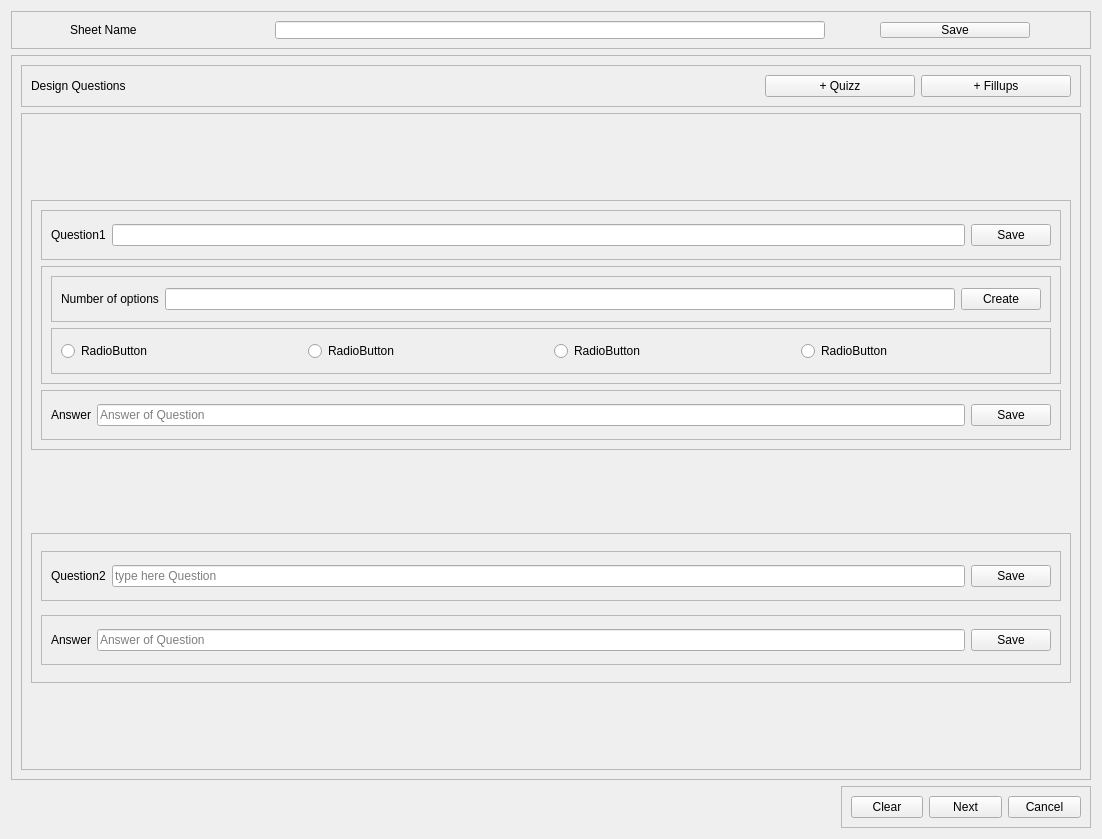
Before: the Qt Designer form UI/sheet_design.ui in SATYAM9717069261/Quizz_Maker, drawn with Qt 5.
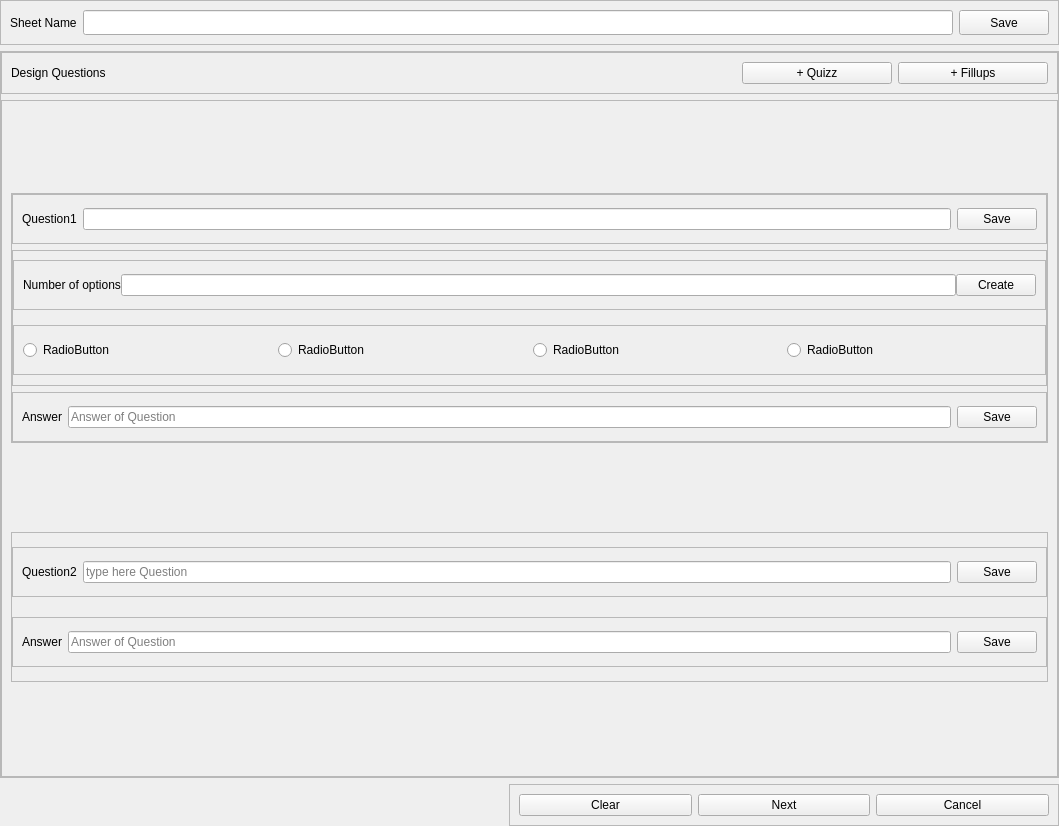
After: the same form once the commit is applied.

Commit message: Fix Designing Issue

What changed in the file:
```diff
--- a/UI/sheet_design.ui
+++ b/UI/sheet_design.ui
@@ -2,12 +2,18 @@
 <ui version="4.0">
  <class>Frame</class>
  <widget class="QFrame" name="Frame">
+  <property name="windowModality">
+   <enum>Qt::ApplicationModal</enum>
+  </property>
+  <property name="enabled">
+   <bool>true</bool>
+  </property>
   <property name="geometry">
    <rect>
     <x>0</x>
     <y>0</y>
-    <width>1102</width>
-    <height>839</height>
+    <width>1059</width>
+    <height>826</height>
    </rect>
   </property>
   <property name="minimumSize">
@@ -23,6 +29,18 @@
    <string notr="true"/>
   </property>
   <layout class="QVBoxLayout" name="verticalLayout">
+   <property name="leftMargin">
+    <number>0</number>
+   </property>
+   <property name="topMargin">
+    <number>0</number>
+   </property>
+   <property name="rightMargin">
+    <number>0</number>
+   </property>
+   <property name="bottomMargin">
+    <number>0</number>
+   </property>
    <item>
     <widget class="QFrame" name="frame">
      <property name="maximumSize">
@@ -44,12 +62,21 @@
      <layout class="QHBoxLayout" name="horizontalLayout">
       <item>
        <widget class="QLabel" name="label">
+        <property name="minimumSize">
+         <size>
+          <width>0</width>
+          <height>25</height>
+         </size>
+        </property>
         <property name="maximumSize">
          <size>
           <width>150</width>
           <height>16777215</height>
          </size>
         </property>
+        <property name="layoutDirection">
+         <enum>Qt::LeftToRight</enum>
+        </property>
         <property name="text">
          <string>Sheet Name</string>
         </property>
@@ -57,9 +84,15 @@
       </item>
       <item>
        <widget class="QLineEdit" name="lineEdit">
+        <property name="minimumSize">
+         <size>
+          <width>0</width>
+          <height>25</height>
+         </size>
+        </property>
         <property name="maximumSize">
          <size>
-          <width>550</width>
+          <width>16777215</width>
           <height>16777215</height>
          </size>
         </property>
@@ -67,10 +100,16 @@
       </item>
       <item>
        <widget class="QPushButton" name="pushButton">
+        <property name="minimumSize">
+         <size>
+          <width>90</width>
+          <height>25</height>
+         </size>
+        </property>
         <property name="maximumSize">
          <size>
           <width>150</width>
-          <height>16777215</height>
+          <height>60</height>
          </size>
         </property>
         <property name="text">
@@ -93,6 +132,18 @@
       <enum>QFrame::Raised</enum>
      </property>
      <layout class="QVBoxLayout" name="verticalLayout_2">
+      <property name="leftMargin">
+       <number>0</number>
+      </property>
+      <property name="topMargin">
+       <number>0</number>
+      </property>
+      <property name="rightMargin">
+       <number>0</number>
+      </property>
+      <property name="bottomMargin">
+       <number>0</number>
+      </property>
       <item>
        <widget class="QFrame" name="frame_4">
         <property name="styleSheet">
@@ -151,8 +202,8 @@
           <rect>
            <x>0</x>
            <y>0</y>
-           <width>1062</width>
-           <height>650</height>
+           <width>1055</width>
+           <height>669</height>
           </rect>
          </property>
          <layout class="QVBoxLayout" name="verticalLayout_3">
@@ -164,6 +215,9 @@
               <height>250</height>
              </size>
             </property>
+            <property name="styleSheet">
+             <string notr="true"/>
+            </property>
             <property name="frameShape">
              <enum>QFrame::StyledPanel</enum>
             </property>
@@ -171,6 +225,18 @@
              <enum>QFrame::Raised</enum>
             </property>
             <layout class="QVBoxLayout" name="verticalLayout_4">
+             <property name="leftMargin">
+              <number>0</number>
+             </property>
+             <property name="topMargin">
+              <number>0</number>
+             </property>
+             <property name="rightMargin">
+              <number>0</number>
+             </property>
+             <property name="bottomMargin">
+              <number>0</number>
+             </property>
              <item>
               <widget class="QFrame" name="frame_7">
                <property name="maximumSize">
@@ -221,6 +287,18 @@
                 <enum>QFrame::Raised</enum>
                </property>
                <layout class="QVBoxLayout" name="verticalLayout_5">
+                <property name="leftMargin">
+                 <number>0</number>
+                </property>
+                <property name="topMargin">
+                 <number>0</number>
+                </property>
+                <property name="rightMargin">
+                 <number>0</number>
+                </property>
+                <property name="bottomMargin">
+                 <number>0</number>
+                </property>
                 <item>
                  <widget class="QFrame" name="frame_11">
                   <property name="maximumSize">
@@ -236,6 +314,9 @@
                    <enum>QFrame::Raised</enum>
                   </property>
                   <layout class="QHBoxLayout" name="horizontalLayout_5">
+                   <property name="spacing">
+                    <number>0</number>
+                   </property>
                    <item>
                     <widget class="QLabel" name="label_4">
                      <property name="text">
@@ -362,6 +443,18 @@
              <enum>QFrame::Raised</enum>
             </property>
             <layout class="QVBoxLayout" name="verticalLayout_6">
+             <property name="leftMargin">
+              <number>0</number>
+             </property>
+             <property name="topMargin">
+              <number>0</number>
+             </property>
+             <property name="rightMargin">
+              <number>0</number>
+             </property>
+             <property name="bottomMargin">
+              <number>0</number>
+             </property>
              <item>
               <widget class="QFrame" name="frame_12">
                <property name="maximumSize">
@@ -452,10 +545,16 @@
    </item>
    <item>
     <widget class="QFrame" name="frame_3">
+     <property name="minimumSize">
+      <size>
+       <width>0</width>
+       <height>0</height>
+      </size>
+     </property>
      <property name="maximumSize">
       <size>
-       <width>250</width>
-       <height>50</height>
+       <width>550</width>
+       <height>90</height>
       </size>
      </property>
      <property name="layoutDirection">
@@ -468,6 +567,9 @@
       <enum>QFrame::Raised</enum>
      </property>
      <layout class="QHBoxLayout" name="horizontalLayout_2">
+      <property name="spacing">
+       <number>6</number>
+      </property>
       <item>
        <widget class="QPushButton" name="pushButton_4">
         <property name="text">
```
